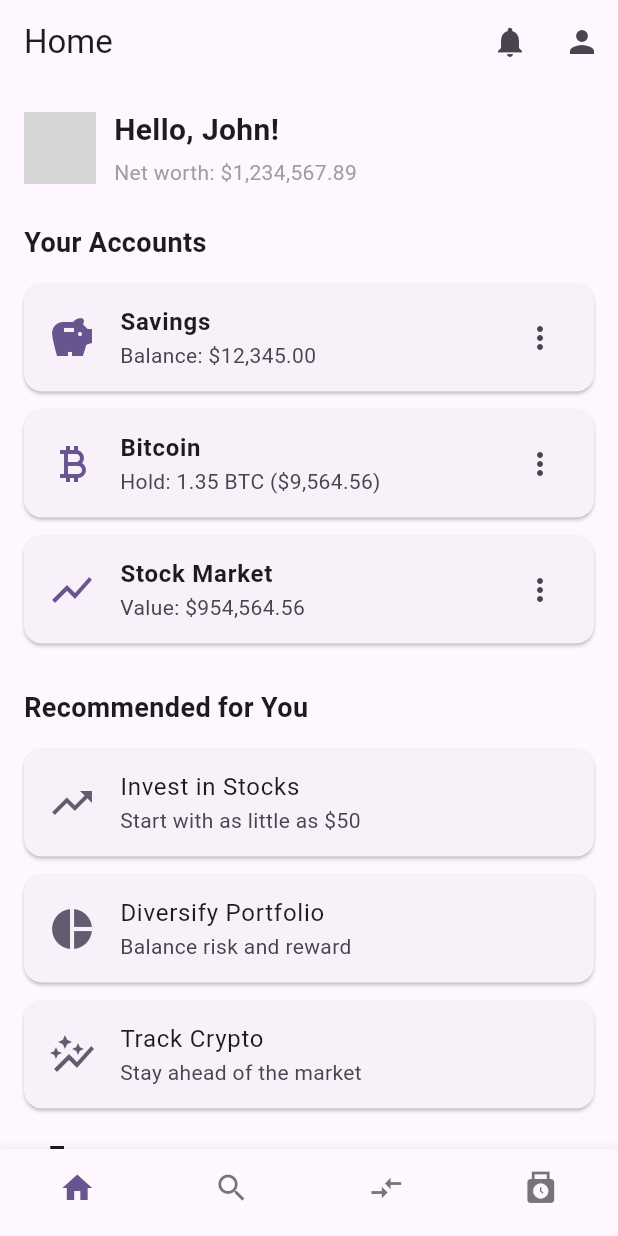
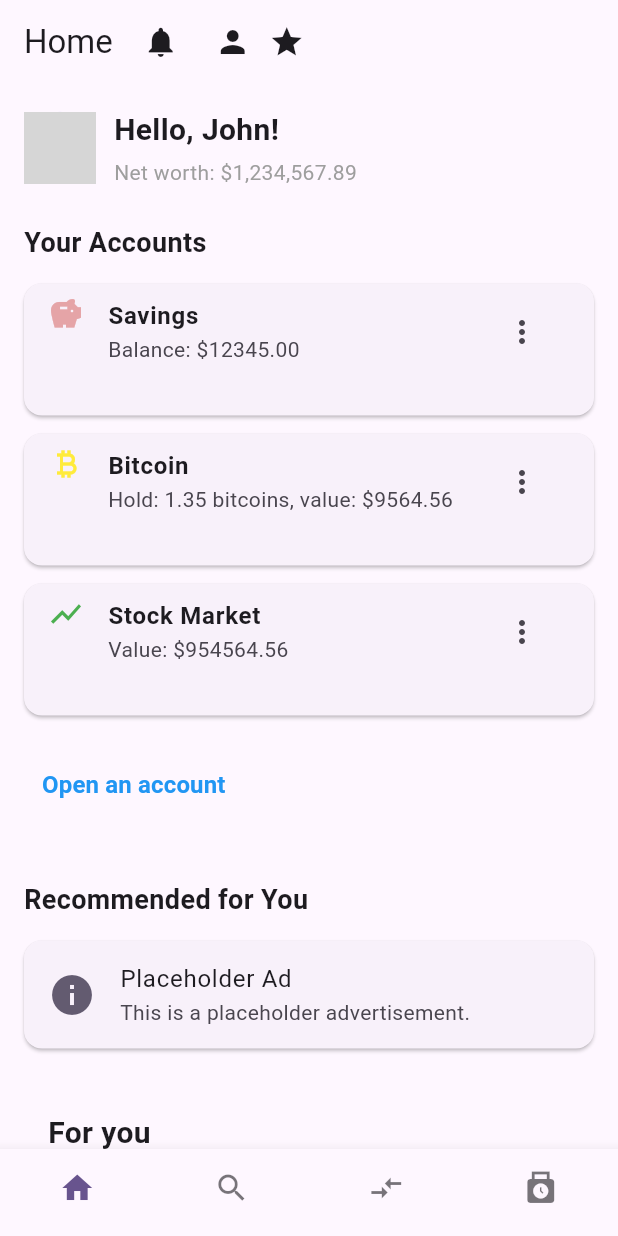
Before and after one commit to nieyangfei/fintech_investor_app, a Flutter app: the screen it shows after launch, on a phone screen of 412 x 824 dp. Run offline on Flutter 3.47's test engine with Material 3 defaults, Android fonts, the phone set to English and light mode, and no system bars; grey boxes are pictures that could not be loaded.

Commit message:
Added Open Account function of my part.

```diff
--- a/lib/main.dart
+++ b/lib/main.dart
@@ -27,10 +27,6 @@ class MyApp extends StatelessWidget {
         useMaterial3: true,
       ),
       // Named routes for direct navigation
-      routes: {
-        NotificationsPage.routeName: (_) => const NotificationsPage(),
-        AccountScreen.routeName:     (_) => const AccountScreen(),
-      },
       home: const MainWrapper(),
     );
   }
@@ -45,9 +41,79 @@ class MainWrapper extends StatefulWidget {
 class _MainWrapperState extends State<MainWrapper> {
   int _currentIndex = 0; // Start with Home tab
 
+  // Initial accounts list
+  List<Map<String, dynamic>> accounts = [
+    {
+      "title": "Savings",
+      "subtitle": "Balance: \$12345.00",
+      "icon": Icons.savings,
+      "color": const Color(0xFFE5A4A7),
+    },
+    {
+      "title": "Bitcoin",
+      "subtitle": "Hold: 1.35 bitcoins, value: \$9564.56",
+      "icon": Icons.currency_bitcoin,
+      "color": Colors.yellow,
+    },
+    {
+      "title": "Stock Market",
+      "subtitle": "Value: \$954564.56",
+      "icon": Icons.show_chart,
+      "color": Colors.green,
+    },
+  ];
+
+  // Add a new account
+  void _addAccount(String accountType) {
+    if (!accounts.any((account) => account["title"] == accountType)) {
+      setState(() {
+        if (accountType == "Chequing") {
+          accounts.add({
+            "title": "Chequing",
+            "subtitle": "Balance: \$0.00",
+            "icon": Icons.account_balance,
+            "color": Colors.orange,
+          });
+        } else if (accountType == "TFSA") {
+          accounts.add({
+            "title": "TFSA",
+            "subtitle": "Balance: \$0.00",
+            "icon": Icons.account_balance_wallet,
+            "color": Colors.yellow,
+          });
+        } else if (accountType == "USD Savings") {
+          accounts.add({
+            "title": "USD Savings",
+            "subtitle": "Balance: \$0.00",
+            "icon": Icons.account_balance,
+            "color": Colors.blue,
+          });
+        }
+      });
+      ScaffoldMessenger.of(context).showSnackBar(
+        SnackBar(content: Text("$accountType account opened!")),
+      );
+    }
+  }
+
+  // Remove an account
+  void _removeAccount(int index) {
+    setState(() {
+      final account = accounts[index];
+      accounts.removeAt(index);
+      ScaffoldMessenger.of(context).showSnackBar(
+        SnackBar(content: Text("${account["title"]} account removed!")),
+      );
+    });
+  }
+
   // The four main tabs
   static final List<Widget> _screens = [
-    const HomeScreen(),
+    HomeScreen(
+      accounts: [], // Will be overridden in build
+      onAccountOpened: (String type) {}, // Will be overridden
+      onAccountRemoved: (int index) {}, // Will be overridden
+    ),
     const DiscoverScreen(),
     MoveScreen(),
     const ActivityScreen(),
@@ -55,12 +121,30 @@ class _MainWrapperState extends State<MainWrapper> {
 
   @override
   Widget build(BuildContext context) {
-    return Scaffold(
-      // Show the selected tab
-      body: _screens[_currentIndex],
-      bottomNavigationBar: BottomNavBar(
-        currentIndex: _currentIndex,
-        onTap: (i) => setState(() => _currentIndex = i),
+    // Update HomeScreen with account data and functions
+    _screens[0] = HomeScreen(
+      accounts: accounts,
+      onAccountOpened: _addAccount,
+      onAccountRemoved: _removeAccount,
+    );
+
+    return MaterialApp(
+      title: 'Flutter Investor',
+      theme: ThemeData(
+        colorScheme: ColorScheme.fromSeed(seedColor: Colors.deepPurple),
+        useMaterial3: true,
+      ),
+      routes: {
+        NotificationsPage.routeName: (_) => const NotificationsPage(),
+        AccountScreen.routeName: (_) => AccountScreen(accounts: accounts),
+      },
+      home: Scaffold(
+        // Show the selected tab
+        body: _screens[_currentIndex],
+        bottomNavigationBar: BottomNavBar(
+          currentIndex: _currentIndex,
+          onTap: (i) => setState(() => _currentIndex = i),
+        ),
       ),
     );
   }
--- a/lib/models/accounts.dart
+++ b/lib/models/accounts.dart
@@ -1,33 +1,64 @@
+// lib/models/accounts.dart
+import 'package:fintech_investor_app/models/open_account.dart';
 import 'package:flutter/material.dart';
 
-/// A simple data model for an account card.
-class AccountItem {
-  final IconData icon;
-  final String title;
-  final String subtitle;
+class Accounts extends StatefulWidget {
+  final List<Map<String, dynamic>> accounts;
+  final Function(String) onAccountOpened;
+  final Function(int) onAccountRemoved;
 
-  AccountItem({
-    required this.icon,
-    required this.title,
-    required this.subtitle,
+  const Accounts({
+    super.key,
+    required this.accounts,
+    required this.onAccountOpened,
+    required this.onAccountRemoved,
   });
+
+  @override
+  State<Accounts> createState() => AccountsState();
 }
 
-/// Sample accounts to show on HomeScreen
-final List<AccountItem> demoAccounts = [
-  AccountItem(
-    icon: Icons.savings,
-    title: 'Savings',
-    subtitle: 'Balance: \$12,345.00',
-  ),
-  AccountItem(
-    icon: Icons.currency_bitcoin,
-    title: 'Bitcoin',
-    subtitle: 'Hold: 1.35 BTC (\$9,564.56)',
-  ),
-  AccountItem(
-    icon: Icons.show_chart,
-    title: 'Stock Market',
-    subtitle: 'Value: \$954,564.56',
-  ),
-];
+class AccountsState extends State<Accounts> {
+  @override
+  Widget build(BuildContext context) {
+    return Column(
+      crossAxisAlignment: CrossAxisAlignment.start,
+      children: <Widget>[
+        const Text(
+          'Your Accounts',
+          style: TextStyle(fontSize: 18, fontWeight: FontWeight.bold),
+        ),
+        const SizedBox(height: 8),
+        ...widget.accounts.asMap().entries.map((entry) {
+          int index = entry.key;
+          Map<String, dynamic> account = entry.value;
+          return Card(
+            margin: const EdgeInsets.symmetric(vertical: 6),
+            child: ListTile(
+              leading: Icon(account["icon"], color: account["color"]),
+              title: Text(account["title"], style: const TextStyle(fontWeight: FontWeight.w600)),
+              subtitle: Text(account["subtitle"]),
+              trailing: PopupMenuButton<String>(
+                icon: const Icon(Icons.more_vert),
+                onSelected: (String value) {
+                  if (value == 'remove') {
+                    widget.onAccountRemoved(index);
+                    // SnackBar handled in main.dart
+                  }
+                },
+                itemBuilder: (BuildContext context) => <PopupMenuEntry<String>>[
+                  const PopupMenuItem<String>(
+                    value: 'remove',
+                    child: Text('Remove'),
+                  ),
+                ],
+              ),
+              isThreeLine: true,
+            ),
+          );
+        }).toList(),
+        OpenAccount(onAccountOpened: widget.onAccountOpened),
+      ],
+    );
+  }
+}
--- a/lib/screens/home_screen.dart
+++ b/lib/screens/home_screen.dart
@@ -2,21 +2,39 @@
 
 import 'package:flutter/material.dart';
 import 'package:fintech_investor_app/models/accounts.dart';
-import 'package:fintech_investor_app/models/advertises.dart';
 import 'package:fintech_investor_app/screens/notifications_page.dart';
 import 'package:fintech_investor_app/screens/account_screen.dart';
 import 'package:fintech_investor_app/models/for_you.dart';
+import 'package:fintech_investor_app/models/open_account.dart';
+
+// Home screen has three parts. Encapsulate them to classes for convenience.
+// 1. App bar.
+// 2. Accounts.
+// 3. Advertises.
 
 class HomeScreen extends StatelessWidget {
   static const routeName = '/home';
-  const HomeScreen({super.key});
+  final List<Map<String, dynamic>> accounts;
+  final Function(String) onAccountOpened;
+  final Function(int) onAccountRemoved;
+
+  const HomeScreen({
+    super.key,
+    required this.accounts,
+    required
+
+    this.onAccountOpened,
+    required this.onAccountRemoved,
+  });
 
   @override
   Widget build(BuildContext context) {
     return Scaffold(
       appBar: AppBar(
-        title: const Text('Home'),
-        actions: [
+        title: Row(
+          children: [
+            const Text('Home'),
+            const SizedBox(width: 8),
             IconButton(
               icon: const Icon(Icons.notifications),
               onPressed: () {
@@ -29,10 +47,17 @@ class HomeScreen extends StatelessWidget {
                 Navigator.pushNamed(context, AccountScreen.routeName);
               },
             ),
+            // Placeholder: Replace with actual Rewards widget
+            const Icon(Icons.star, size: 24),
+            // Placeholder: Replace with actual Core widget
+
           ],
         ),
-      body: ListView(
+      ),
+      body: SingleChildScrollView(
         padding: const EdgeInsets.all(16),
+        child: Column(
+          crossAxisAlignment: CrossAxisAlignment.start,
           children: [
             // — Greeting / Net-worth preview —
             Row(
@@ -52,42 +77,49 @@ class HomeScreen extends StatelessWidget {
                 ),
               ],
             ),
-
             const SizedBox(height: 24),
-          const Text('Your Accounts', style: TextStyle(fontSize: 18, fontWeight: FontWeight.bold)),
-          const SizedBox(height: 8),
-          // — Accounts list —
-          ...demoAccounts.map((acct) => Card(
-            margin: const EdgeInsets.symmetric(vertical: 6),
-            child: ListTile(
-              leading: Icon(acct.icon, size: 32, color: Theme.of(context).primaryColor),
-              title: Text(acct.title, style: const TextStyle(fontWeight: FontWeight.w600)),
-              subtitle: Text(acct.subtitle),
-              trailing: const Icon(Icons.more_vert),
-              onTap: () {
-                // optional: deep-link into each account
-              },
+            // Accounts section
+            Accounts(
+              accounts: accounts,
+              onAccountOpened: onAccountOpened,
+              onAccountRemoved: onAccountRemoved,
             ),
-          )),
-
             const SizedBox(height: 24),
-          const Text('Recommended for You', style: TextStyle(fontSize: 18, fontWeight: FontWeight.bold)),
-          const SizedBox(height: 8),
-          // — Recommendation cards —
-          ...demoAdvertises.map((ad) => Card(
-            margin: const EdgeInsets.symmetric(vertical: 6),
-            child: ListTile(
-              leading: Icon(ad.icon, size: 32, color: Theme.of(context).colorScheme.secondary),
-              title: Text(ad.title),
-              subtitle: Text(ad.subtitle),
-              onTap: () {
-                // navigate to more details
-              },
-            ),
-          )),
+            // Advertises section
+            _Advertises(), // Placeholder: Replace with actual Advertises widget
+            const SizedBox(height: 24),
+            // For You section
             const ForYou(),
           ],
+        ),
       ),
     );
   }
 }
+
+// Placeholder for Advertises widget
+class _Advertises extends StatelessWidget {
+  @override
+  Widget build(BuildContext context) {
+    // Adapted from teammate's demoAdvertises mapping
+    return Column(
+      crossAxisAlignment: CrossAxisAlignment.start,
+      children: [
+        const Text(
+          'Recommended for You',
+          style: TextStyle(fontSize: 18, fontWeight: FontWeight.bold),
+        ),
+        const SizedBox(height: 8),
+        Card(
+          margin: const EdgeInsets.symmetric(vertical: 6),
+          child: ListTile(
+            leading: Icon(Icons.info, size: 32, color: Theme.of(context).colorScheme.secondary),
+            title: const Text('Placeholder Ad'),
+            subtitle: const Text('This is a placeholder advertisement.'),
+            onTap: () {},
+          ),
+        ),
+      ],
+    );
+  }
+}
```
Also changed, not shown: lib/models/open_account.dart (+357 -6 lines), lib/screens/account_screen.dart (+8 -7 lines). Lines whose indentation alone changed are shown as unchanged.
